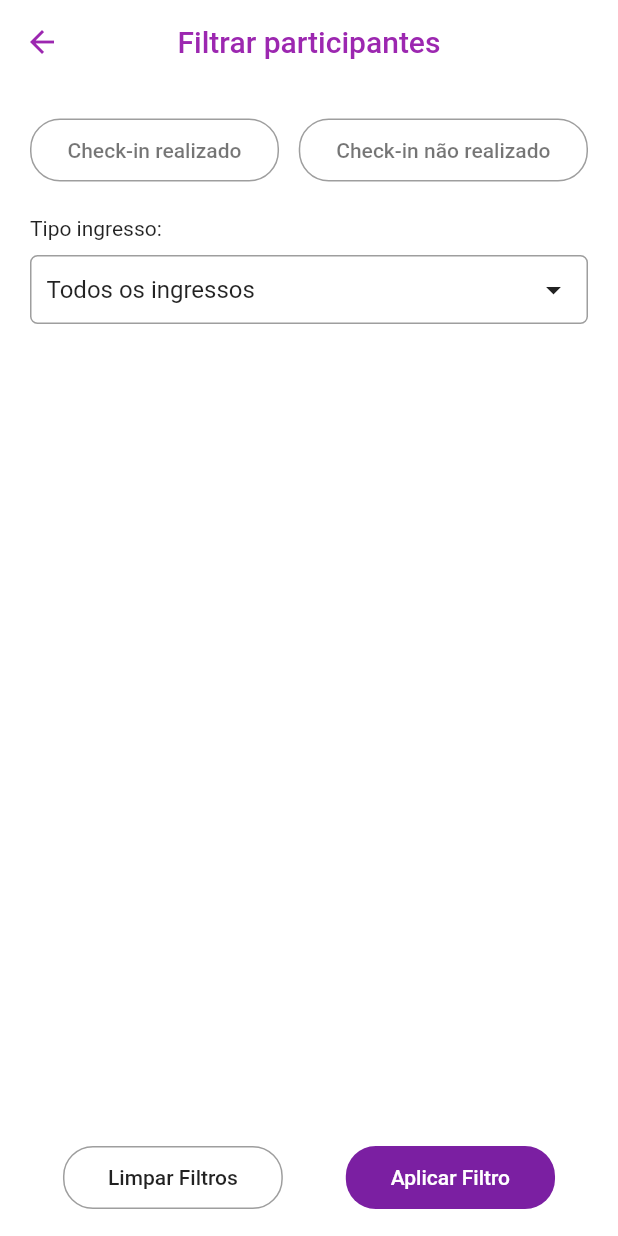
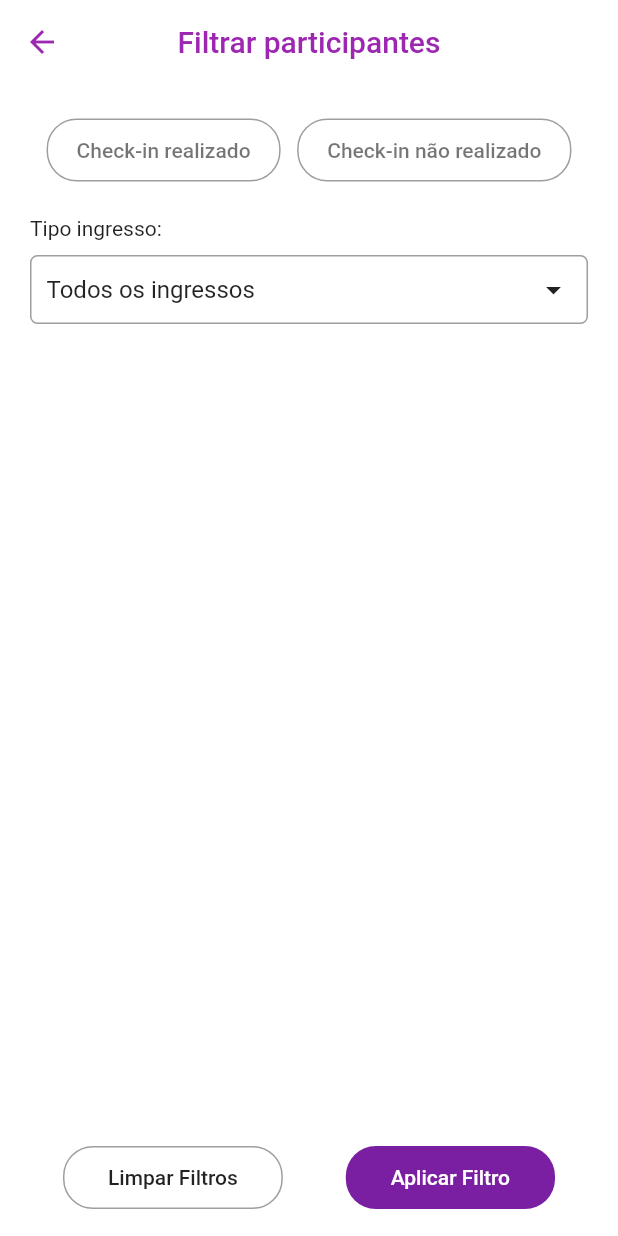
Before and after one commit to eliziariodm/desafio_qw, a Flutter app: the FilterPage screen opened by its route, on a phone screen of 412 x 824 dp. Run offline on Flutter 3.47's test engine with Material 2 defaults, Android fonts, the phone set to English and light mode, and no system bars; our stand-ins replace get.

Commit message:
first commit

```diff
--- a/lib/app/modules/filter/filter_page.dart
+++ b/lib/app/modules/filter/filter_page.dart
@@ -29,7 +29,7 @@ class FilterPage extends StatelessWidget {
               padding: const EdgeInsets.symmetric(vertical: 20),
               child: Obx(
                 () => Row(
-                  mainAxisAlignment: MainAxisAlignment.spaceBetween,
+                  mainAxisAlignment: MainAxisAlignment.spaceEvenly,
                   children: [
                     ElevatedButton(
                       style: ButtonStyle(
@@ -41,7 +41,7 @@ class FilterPage extends StatelessWidget {
                         ),
                         padding: MaterialStateProperty.all<EdgeInsets>(
                             const EdgeInsets.symmetric(
-                                vertical: 13, horizontal: 25)),
+                                vertical: 13, horizontal: 20)),
                         shape:
                             MaterialStateProperty.all<RoundedRectangleBorder>(
                           RoundedRectangleBorder(
@@ -78,7 +78,7 @@ class FilterPage extends StatelessWidget {
                         ),
                         padding: MaterialStateProperty.all<EdgeInsets>(
                             const EdgeInsets.symmetric(
-                                vertical: 13, horizontal: 25)),
+                                vertical: 13, horizontal: 20)),
                         shape:
                             MaterialStateProperty.all<RoundedRectangleBorder>(
                           RoundedRectangleBorder(
```
